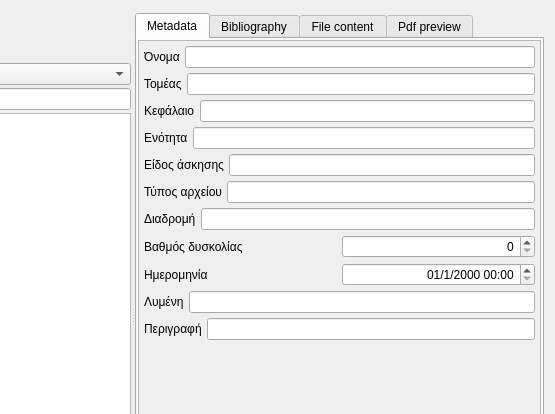
First picture: the form in datatex.ui, repository CSMathematics/DataTex, before the edit; both pictures show x 767 to 1322 and y 0 to 414 of the 1322 by 650 pixel window.
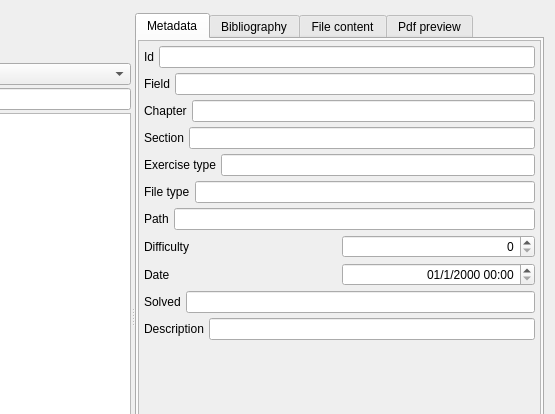
Second picture: the form after the edit. The open tabs and pages were chosen to show the change. Icons and pictures are not drawn. Custom widgets are drawn as their Qt base class.

The edit to the form file:
```diff
--- a/datatex.ui
+++ b/datatex.ui
@@ -504,7 +504,7 @@
                         <item>
                          <widget class="QLabel" name="label_3">
                           <property name="text">
-                           <string>Όνομα</string>
+                           <string>Id</string>
                           </property>
                          </widget>
                         </item>
@@ -522,7 +522,7 @@
                         <item>
                          <widget class="QLabel" name="label_4">
                           <property name="text">
-                           <string>Τομέας</string>
+                           <string>Field</string>
                           </property>
                          </widget>
                         </item>
@@ -540,7 +540,7 @@
                         <item>
                          <widget class="QLabel" name="label_13">
                           <property name="text">
-                           <string>Κεφάλαιο</string>
+                           <string>Chapter</string>
                           </property>
                          </widget>
                         </item>
@@ -558,7 +558,7 @@
                         <item>
                          <widget class="QLabel" name="label_14">
                           <property name="text">
-                           <string>Ενότητα</string>
+                           <string>Section</string>
                           </property>
                          </widget>
                         </item>
@@ -576,7 +576,7 @@
                         <item>
                          <widget class="QLabel" name="label_5">
                           <property name="text">
-                           <string>Είδος άσκησης</string>
+                           <string>Exercise type</string>
                           </property>
                          </widget>
                         </item>
@@ -594,7 +594,7 @@
                         <item>
                          <widget class="QLabel" name="label_15">
                           <property name="text">
-                           <string>Τύπος αρχείου</string>
+                           <string>File type</string>
                           </property>
                          </widget>
                         </item>
@@ -612,7 +612,7 @@
                         <item>
                          <widget class="QLabel" name="label_16">
                           <property name="text">
-                           <string>Διαδρομή</string>
+                           <string>Path</string>
                           </property>
                          </widget>
                         </item>
@@ -630,7 +630,7 @@
                         <item>
                          <widget class="QLabel" name="label_17">
                           <property name="text">
-                           <string>Βαθμός δυσκολίας</string>
+                           <string>Difficulty</string>
                           </property>
                          </widget>
                         </item>
@@ -648,7 +648,7 @@
                         <item>
                          <widget class="QLabel" name="label_18">
                           <property name="text">
-                           <string>Ημερομηνία</string>
+                           <string>Date</string>
                           </property>
                          </widget>
                         </item>
@@ -669,7 +669,7 @@
                         <item>
                          <widget class="QLabel" name="label_2">
                           <property name="text">
-                           <string>Λυμένη</string>
+                           <string>Solved</string>
                           </property>
                          </widget>
                         </item>
@@ -687,7 +687,7 @@
                         <item>
                          <widget class="QLabel" name="label_6">
                           <property name="text">
-                           <string>Περιγραφή</string>
+                           <string>Description</string>
                           </property>
                          </widget>
                         </item>
```
Left out of the diff: 6 changed lines with no effect on the pictures.
